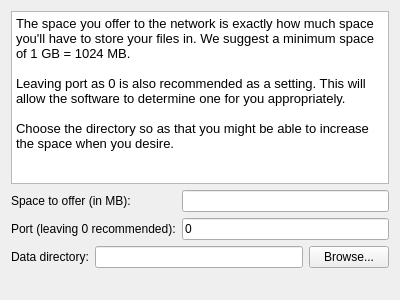
maidsafe-archive/MaidSafe-Encrypt, file src/qt/ui/create_page_localvault_setup.ui: the form before one commit.
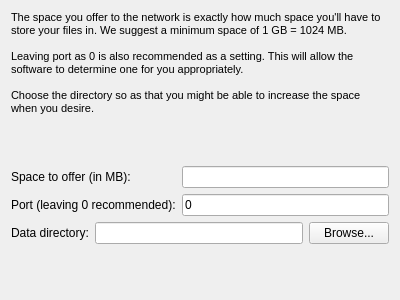
The form after the commit.

```diff
--- a/src/qt/ui/create_page_localvault_setup.ui
+++ b/src/qt/ui/create_page_localvault_setup.ui
@@ -15,27 +15,47 @@
   </property>
   <layout class="QVBoxLayout" name="verticalLayout">
    <item>
-    <widget class="QTextBrowser" name="textBrowser">
-     <property name="html">
-      <string>&lt;!DOCTYPE HTML PUBLIC &quot;-//W3C//DTD HTML 4.0//EN&quot; &quot;http://www.w3.org/TR/REC-html40/strict.dtd&quot;&gt;
-&lt;html&gt;&lt;head&gt;&lt;meta name=&quot;qrichtext&quot; content=&quot;1&quot; /&gt;&lt;style type=&quot;text/css&quot;&gt;
-p, li { white-space: pre-wrap; }
-&lt;/style&gt;&lt;/head&gt;&lt;body style=&quot; font-family:'Sans Serif'; font-size:10pt; font-weight:400; font-style:normal;&quot;&gt;
-&lt;p style=&quot; margin-top:0px; margin-bottom:0px; margin-left:0px; margin-right:0px; -qt-block-indent:0; text-indent:0px;&quot;&gt;&lt;span style=&quot; font-family:'MS Shell Dlg 2';&quot;&gt;The space you offer to the network is exactly how much space you'll have to store your files in. We suggest a minimum space of 1 GB = 1024 MB.&lt;/span&gt;&lt;/p&gt;
-&lt;p style=&quot;-qt-paragraph-type:empty; margin-top:0px; margin-bottom:0px; margin-left:0px; margin-right:0px; -qt-block-indent:0; text-indent:0px; font-family:'MS Shell Dlg 2';&quot;&gt;&lt;/p&gt;
-&lt;p style=&quot; margin-top:0px; margin-bottom:0px; margin-left:0px; margin-right:0px; -qt-block-indent:0; text-indent:0px;&quot;&gt;&lt;span style=&quot; font-family:'MS Shell Dlg 2';&quot;&gt;Leaving port as 0 is also recommended as a setting. This will allow the software to determine one for you appropriately.&lt;/span&gt;&lt;/p&gt;
-&lt;p style=&quot;-qt-paragraph-type:empty; margin-top:0px; margin-bottom:0px; margin-left:0px; margin-right:0px; -qt-block-indent:0; text-indent:0px; font-family:'MS Shell Dlg 2';&quot;&gt;&lt;/p&gt;
-&lt;p style=&quot; margin-top:0px; margin-bottom:0px; margin-left:0px; margin-right:0px; -qt-block-indent:0; text-indent:0px;&quot;&gt;&lt;span style=&quot; font-family:'MS Shell Dlg 2';&quot;&gt;Choose the directory so as that you might be able to increase the space when you desire.&lt;/span&gt;&lt;/p&gt;&lt;/body&gt;&lt;/html&gt;</string>
+    <widget class="QLabel" name="label">
+     <property name="font">
+      <font>
+       <pointsize>8</pointsize>
+      </font>
+     </property>
+     <property name="mouseTracking">
+      <bool>true</bool>
+     </property>
+     <property name="text">
+      <string>The space you offer to the network is exactly how much space you'll have to store your files in. We suggest a minimum space of 1 GB = 1024 MB.
+
+Leaving port as 0 is also recommended as a setting. This will allow the software to determine one for you appropriately.
+
+Choose the directory so as that you might be able to increase the space when you desire.</string>
+     </property>
+     <property name="wordWrap">
+      <bool>true</bool>
      </property>
     </widget>
    </item>
+   <item>
+    <spacer name="verticalSpacer_2">
+     <property name="orientation">
+      <enum>Qt::Vertical</enum>
+     </property>
+     <property name="sizeHint" stdset="0">
+      <size>
+       <width>20</width>
+       <height>40</height>
+      </size>
+     </property>
+    </spacer>
+   </item>
    <item>
     <layout class="QFormLayout" name="formLayout">
      <property name="fieldGrowthPolicy">
       <enum>QFormLayout::AllNonFixedFieldsGrow</enum>
      </property>
      <item row="0" column="0">
-      <widget class="QLabel" name="label">
+      <widget class="QLabel" name="labelSpace">
        <property name="text">
         <string>Space to offer (in MB):</string>
        </property>
```
